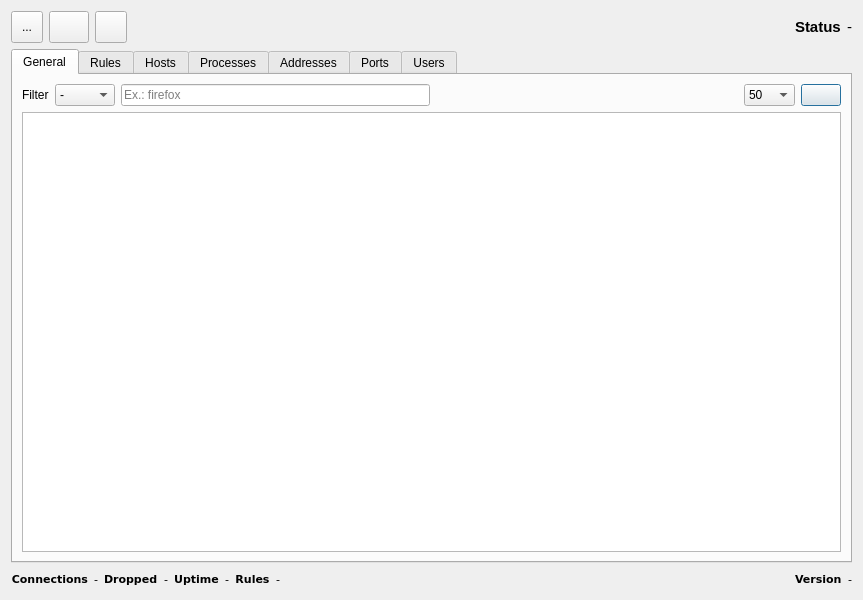
First picture: the form in ui/opensnitch/res/stats.ui, repository evilsocket/opensnitch, before the edit.
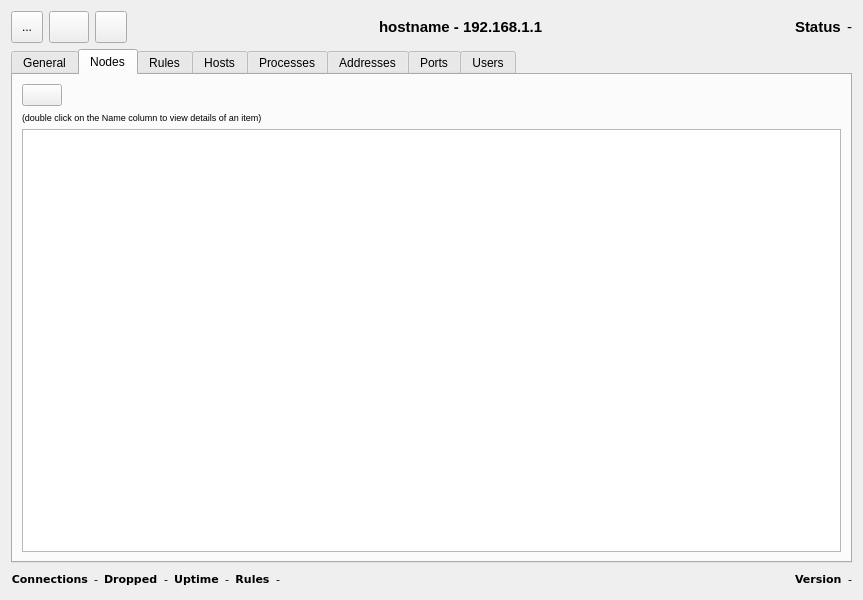
Second picture: the form after the edit. The open tabs and pages were chosen to show the change. Icons and pictures are not drawn.

Commit message:
UI: add nodes view
Display the list of nodes with its metadata.
Clicking on the IP of a node displays the stats for that node.

right now only one gets updated, and the others have no data.
So for now, this feature has been disabled.

Besides, if there's more than one node, only the stats of a node is
displayed on the UI, so you will see a weird blinking.

```diff
--- a/ui/opensnitch/res/stats.ui
+++ b/ui/opensnitch/res/stats.ui
@@ -173,6 +173,75 @@
        </item>
       </layout>
      </widget>
+     <widget class="QWidget" name="tab_8">
+      <attribute name="title">
+       <string>Nodes</string>
+      </attribute>
+      <layout class="QGridLayout" name="gridLayout_2">
+       <item row="0" column="0">
+        <layout class="QHBoxLayout" name="horizontalLayout_12">
+         <item>
+          <widget class="QPushButton" name="cmdNodesBack">
+           <property name="text">
+            <string/>
+           </property>
+           <property name="icon">
+            <iconset theme="back">
+             <normaloff>../../../../../../../../../../../../../../../../../../../../../../../../../../../../../../../../../../../../../../.designer/backup</normaloff>../../../../../../../../../../../../../../../../../../../../../../../../../../../../../../../../../../../../../../.designer/backup</iconset>
+           </property>
+          </widget>
+         </item>
+         <item>
+          <widget class="QLabel" name="nodesLabel">
+           <property name="text">
+            <string/>
+           </property>
+          </widget>
+         </item>
+         <item>
+          <widget class="QLabel" name="ruleLabel_2">
+           <property name="text">
+            <string/>
+           </property>
+          </widget>
+         </item>
+         <item>
+          <spacer name="horizontalSpacer_11">
+           <property name="orientation">
+            <enum>Qt::Horizontal</enum>
+           </property>
+           <property name="sizeHint" stdset="0">
+            <size>
+             <width>40</width>
+             <height>20</height>
+            </size>
+           </property>
+          </spacer>
+         </item>
+        </layout>
+       </item>
+       <item row="2" column="0" colspan="2">
+        <widget class="QTableView" name="nodesTable">
+         <property name="sortingEnabled">
+          <bool>true</bool>
+         </property>
+         <attribute name="horizontalHeaderStretchLastSection">
+          <bool>true</bool>
+         </attribute>
+         <attribute name="verticalHeaderStretchLastSection">
+          <bool>false</bool>
+         </attribute>
+        </widget>
+       </item>
+       <item row="1" column="0">
+        <widget class="QLabel" name="tipNodesLabel">
+         <property name="text">
+          <string>&lt;html&gt;&lt;head/&gt;&lt;body&gt;&lt;p&gt;&lt;span style=&quot; font-size:7pt;&quot;&gt;(double click on the Name column to view details of an item)&lt;/span&gt;&lt;/p&gt;&lt;/body&gt;&lt;/html&gt;</string>
+         </property>
+        </widget>
+       </item>
+      </layout>
+     </widget>
      <widget class="QWidget" name="tab_3">
       <attribute name="title">
        <string>Rules</string>
@@ -940,6 +1009,29 @@
        </property>
       </spacer>
      </item>
+     <item>
+      <widget class="QLabel" name="nodeLabel">
+       <property name="text">
+        <string>&lt;html&gt;&lt;head/&gt;&lt;body&gt;&lt;p&gt;&lt;span style=&quot; font-size:11pt; font-weight:600;&quot;&gt;hostname - 192.168.1.1&lt;/span&gt;&lt;/p&gt;&lt;/body&gt;&lt;/html&gt;</string>
+       </property>
+       <property name="margin">
+        <number>5</number>
+       </property>
+      </widget>
+     </item>
+     <item>
+      <spacer name="horizontalSpacer">
+       <property name="orientation">
+        <enum>Qt::Horizontal</enum>
+       </property>
+       <property name="sizeHint" stdset="0">
+        <size>
+         <width>40</width>
+         <height>20</height>
+        </size>
+       </property>
+      </spacer>
+     </item>
      <item>
       <widget class="QLabel" name="label_2">
        <property name="sizePolicy">
```
Left out of the diff: 4 changed lines with no effect on the pictures. Lines whose indentation alone changed are shown as unchanged. The commit also changes 4 other files.
